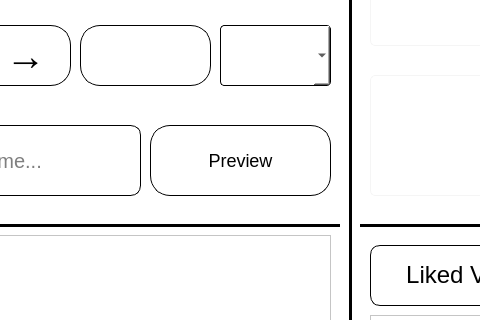
UnityDuck/UnitedChanger, file UserInterfaces/UnitedChangerMainWindow.ui: the form before one commit; both pictures show x 550 to 1030 and y 85 to 405 of the 1147 by 636 pixel window.
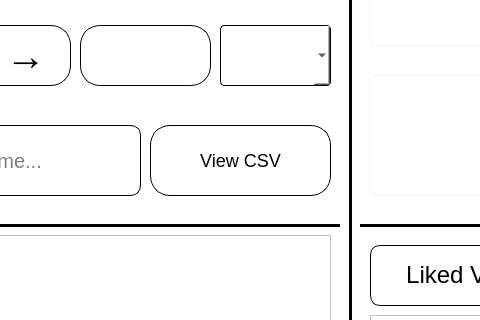
The form after the commit.

The edit to the form file:
```diff
--- a/UserInterfaces/UnitedChangerMainWindow.ui
+++ b/UserInterfaces/UnitedChangerMainWindow.ui
@@ -430,7 +430,7 @@
     <string notr="true">border-radius: 20px; background-color: white; border: 1px solid black; font-size: 18px;</string>
    </property>
    <property name="text">
-    <string>Preview</string>
+    <string>View CSV</string>
    </property>
   </widget>
   <zorder>Value1ComboBox</zorder>
```
Left out of the diff: 4 changed lines with no effect on the pictures.
